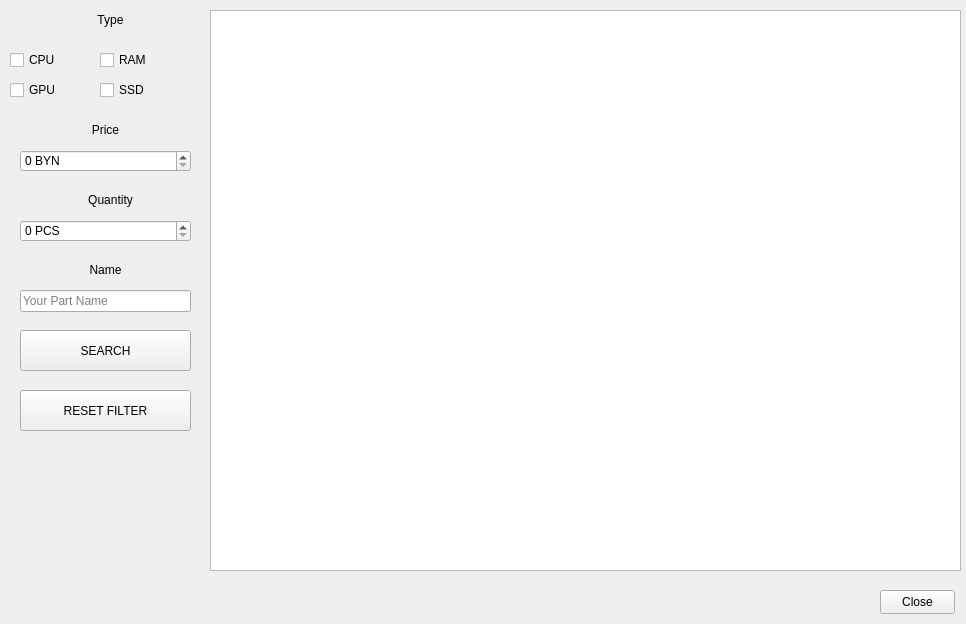
First picture: the form in SearchWindow.ui, repository BocMaN77703/CourseWorkSem3, before the edit.
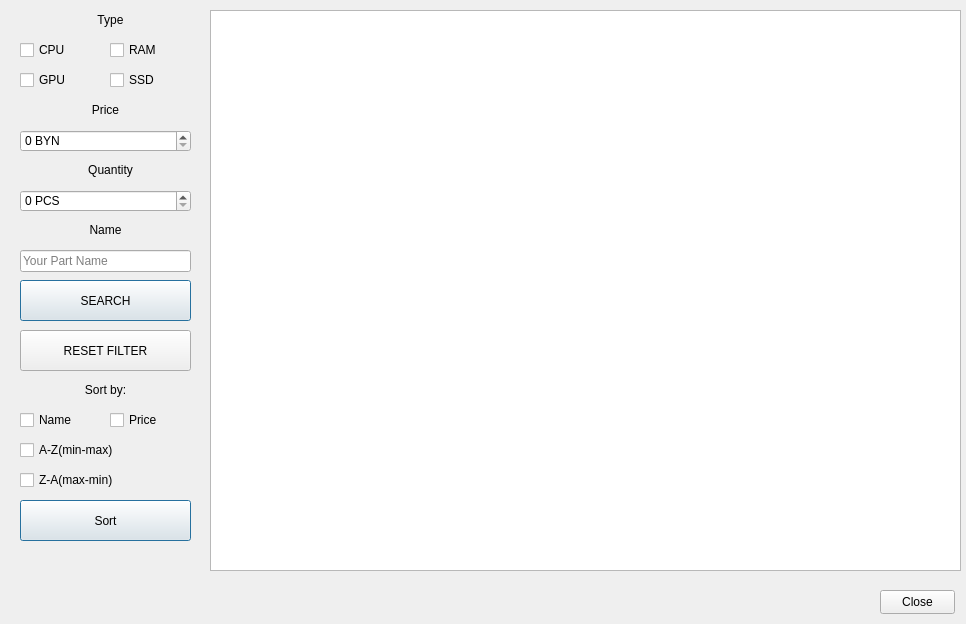
Second picture: the form after the edit.

Diff of the .ui file:
```diff
--- a/SearchWindow.ui
+++ b/SearchWindow.ui
@@ -32,8 +32,8 @@
   <widget class="QCheckBox" name="CPUcheckBox">
    <property name="geometry">
     <rect>
-     <x>10</x>
-     <y>50</y>
+     <x>20</x>
+     <y>40</y>
      <width>76</width>
      <height>20</height>
     </rect>
@@ -45,8 +45,8 @@
   <widget class="QCheckBox" name="GPUcheckBox">
    <property name="geometry">
     <rect>
-     <x>10</x>
-     <y>80</y>
+     <x>20</x>
+     <y>70</y>
      <width>76</width>
      <height>20</height>
     </rect>
@@ -58,8 +58,8 @@
   <widget class="QCheckBox" name="RAMcheckBox">
    <property name="geometry">
     <rect>
-     <x>100</x>
-     <y>50</y>
+     <x>110</x>
+     <y>40</y>
      <width>76</width>
      <height>20</height>
     </rect>
@@ -71,8 +71,8 @@
   <widget class="QCheckBox" name="SSDcheckBox">
    <property name="geometry">
     <rect>
-     <x>100</x>
-     <y>80</y>
+     <x>110</x>
+     <y>70</y>
      <width>76</width>
      <height>20</height>
     </rect>
@@ -85,7 +85,7 @@
    <property name="geometry">
     <rect>
      <x>10</x>
-     <y>120</y>
+     <y>100</y>
      <width>191</width>
      <height>20</height>
     </rect>
@@ -114,7 +114,7 @@
    <property name="geometry">
     <rect>
      <x>20</x>
-     <y>150</y>
+     <y>130</y>
      <width>171</width>
      <height>22</height>
     </rect>
@@ -133,7 +133,7 @@
    <property name="geometry">
     <rect>
      <x>20</x>
-     <y>190</y>
+     <y>160</y>
      <width>181</width>
      <height>20</height>
     </rect>
@@ -146,7 +146,7 @@
    <property name="geometry">
     <rect>
      <x>20</x>
-     <y>220</y>
+     <y>190</y>
      <width>171</width>
      <height>22</height>
     </rect>
@@ -175,7 +175,7 @@
    <property name="geometry">
     <rect>
      <x>20</x>
-     <y>330</y>
+     <y>280</y>
      <width>171</width>
      <height>41</height>
     </rect>
@@ -183,12 +183,18 @@
    <property name="text">
     <string>SEARCH</string>
    </property>
+   <property name="checkable">
+    <bool>false</bool>
+   </property>
+   <property name="default">
+    <bool>true</bool>
+   </property>
   </widget>
   <widget class="QPushButton" name="Reset">
    <property name="geometry">
     <rect>
      <x>20</x>
-     <y>390</y>
+     <y>330</y>
      <width>171</width>
      <height>41</height>
     </rect>
@@ -201,7 +207,7 @@
    <property name="geometry">
     <rect>
      <x>10</x>
-     <y>260</y>
+     <y>220</y>
      <width>191</width>
      <height>20</height>
     </rect>
@@ -214,7 +220,7 @@
    <property name="geometry">
     <rect>
      <x>20</x>
-     <y>290</y>
+     <y>250</y>
      <width>171</width>
      <height>22</height>
     </rect>
@@ -226,6 +232,87 @@
     <string>Your Part Name</string>
    </property>
   </widget>
+  <widget class="QLabel" name="label_5">
+   <property name="geometry">
+    <rect>
+     <x>10</x>
+     <y>380</y>
+     <width>191</width>
+     <height>20</height>
+    </rect>
+   </property>
+   <property name="text">
+    <string>&lt;html&gt;&lt;head/&gt;&lt;body&gt;&lt;p align=&quot;center&quot;&gt;Sort by:&lt;/p&gt;&lt;/body&gt;&lt;/html&gt;</string>
+   </property>
+  </widget>
+  <widget class="QCheckBox" name="nameSortBox">
+   <property name="geometry">
+    <rect>
+     <x>20</x>
+     <y>410</y>
+     <width>76</width>
+     <height>20</height>
+    </rect>
+   </property>
+   <property name="text">
+    <string>Name</string>
+   </property>
+  </widget>
+  <widget class="QCheckBox" name="priceSortBox">
+   <property name="geometry">
+    <rect>
+     <x>110</x>
+     <y>410</y>
+     <width>76</width>
+     <height>20</height>
+    </rect>
+   </property>
+   <property name="text">
+    <string>Price</string>
+   </property>
+  </widget>
+  <widget class="QCheckBox" name="minSort">
+   <property name="geometry">
+    <rect>
+     <x>20</x>
+     <y>440</y>
+     <width>101</width>
+     <height>20</height>
+    </rect>
+   </property>
+   <property name="text">
+    <string>A-Z(min-max)</string>
+   </property>
+  </widget>
+  <widget class="QCheckBox" name="maxSort">
+   <property name="geometry">
+    <rect>
+     <x>20</x>
+     <y>470</y>
+     <width>101</width>
+     <height>20</height>
+    </rect>
+   </property>
+   <property name="text">
+    <string>Z-A(max-min)</string>
+   </property>
+  </widget>
+  <widget class="QPushButton" name="SortButton">
+   <property name="geometry">
+    <rect>
+     <x>20</x>
+     <y>500</y>
+     <width>171</width>
+     <height>41</height>
+    </rect>
+   </property>
+   <property name="text">
+    <string>Sort</string>
+   </property>
+   <property name="default">
+    <bool>true</bool>
+   </property>
+  </widget>
  </widget>
  <layoutdefault spacing="6" margin="11"/>
  <resources/>
```
